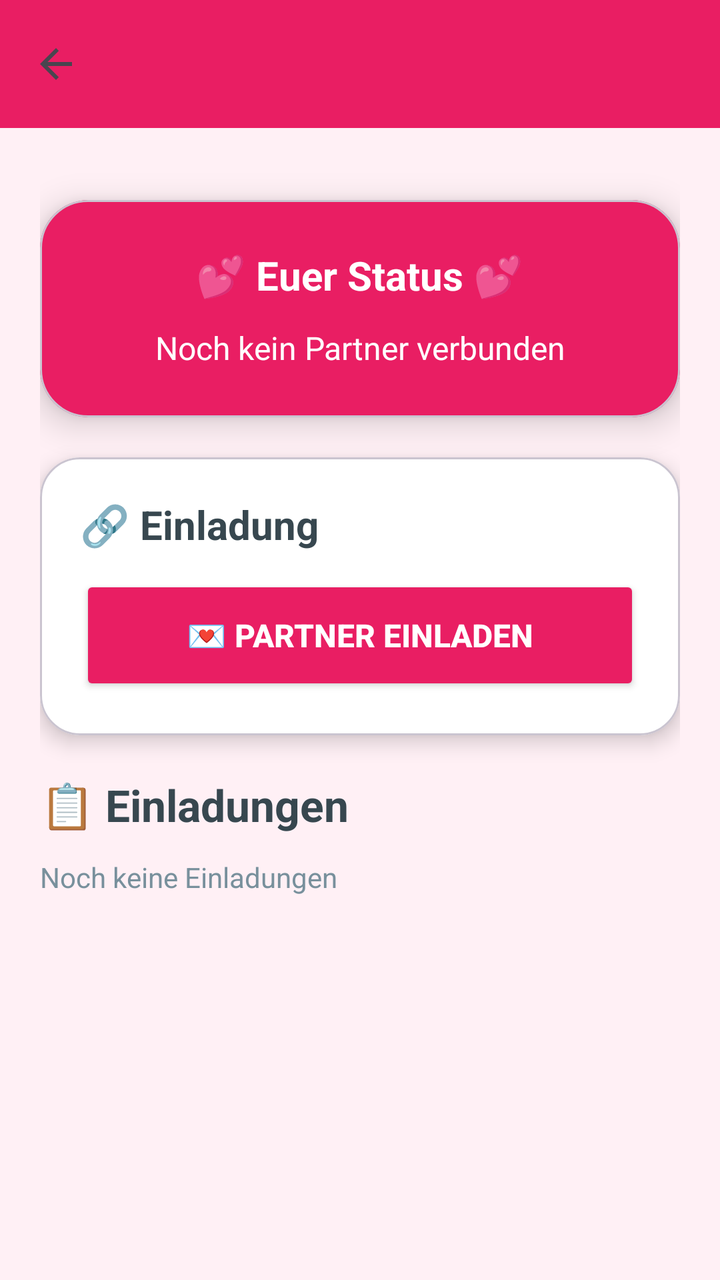
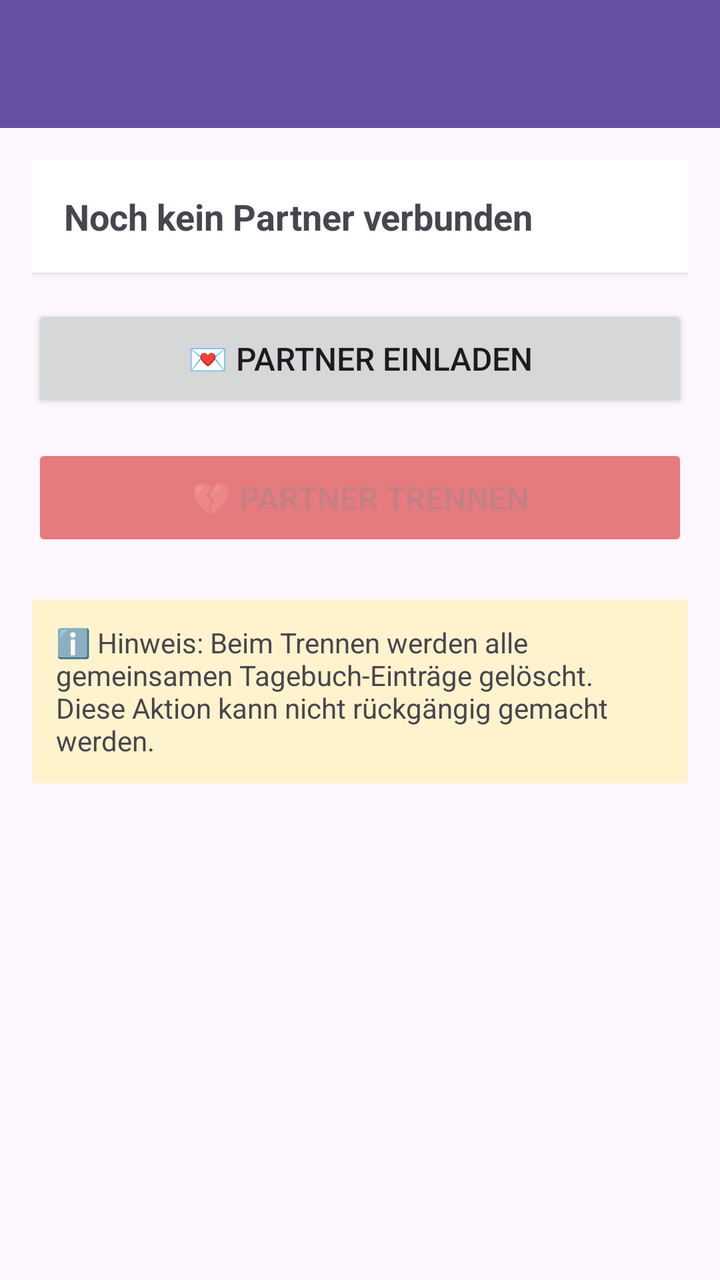

Before-and-after screenshots of an Android layout around one commit, followed by the original layout XML and the change that was made.
<!-- AndroidManifest.xml: application theme Theme.MeinTagebuch -->
<!-- res/layout/activity_partner.xml -->
<?xml version="1.0" encoding="utf-8"?>
<LinearLayout
    xmlns:android="http://schemas.android.com/apk/res/android"
    xmlns:app="http://schemas.android.com/apk/res-auto"
    android:layout_width="match_parent"
    android:layout_height="match_parent"
    android:orientation="vertical"
    android:background="@color/background">

    
    <androidx.appcompat.widget.Toolbar
        android:id="@+id/partnerToolbar"
        android:layout_width="match_parent"
        android:layout_height="?attr/actionBarSize"
        android:background="@color/primary"
        android:elevation="4dp"
        app:titleTextColor="@android:color/white"
        app:navigationIcon="?attr/homeAsUpIndicator"/>

    <ScrollView
        android:layout_width="match_parent"
        android:layout_height="match_parent">

        <LinearLayout
            android:layout_width="match_parent"
            android:layout_height="wrap_content"
            android:orientation="vertical"
            android:padding="20dp">

            
            <com.google.android.material.card.MaterialCardView
                android:layout_width="match_parent"
                android:layout_height="wrap_content"
                android:layout_marginBottom="20dp"
                android:layout_marginTop="16dp"
                app:cardCornerRadius="24dp"
                app:cardElevation="10dp"
                android:backgroundTint="@color/primary">

                <LinearLayout
                    android:layout_width="match_parent"
                    android:layout_height="wrap_content"
                    android:orientation="vertical"
                    android:padding="24dp"
                    android:gravity="center">

                    <TextView
                        android:layout_width="wrap_content"
                        android:layout_height="wrap_content"
                        android:text="@string/partner_status_header"
                        android:textSize="20sp"
                        android:textStyle="bold"
                        android:textColor="@android:color/white"
                        android:layout_marginBottom="12dp"/>

                    <TextView
                        android:id="@+id/partnerStatusText"
                        android:layout_width="wrap_content"
                        android:layout_height="wrap_content"
                        android:text="@string/partner_status_none"
                        android:textSize="16sp"
                        android:textColor="@android:color/white"
                        android:gravity="center"/>
                </LinearLayout>
            </com.google.android.material.card.MaterialCardView>

            
            <com.google.android.material.card.MaterialCardView
                android:layout_width="match_parent"
                android:layout_height="wrap_content"
                android:layout_marginBottom="20dp"
                app:cardCornerRadius="20dp"
                app:cardElevation="6dp"
                android:backgroundTint="@color/card_background">

                <LinearLayout
                    android:layout_width="match_parent"
                    android:layout_height="wrap_content"
                    android:orientation="vertical"
                    android:padding="20dp">

                    <TextView
                        android:layout_width="wrap_content"
                        android:layout_height="wrap_content"
                        android:text="@string/partner_invite_header"
                        android:textSize="20sp"
                        android:textStyle="bold"
                        android:textColor="@color/primary_text"
                        android:layout_marginBottom="12dp"/>

                    <Button
                        android:id="@+id/inviteButton"
                        android:layout_width="match_parent"
                        android:layout_height="60dp"
                        android:text="@string/partner_invite_button"
                        android:textSize="16sp"
                        android:textStyle="bold"
                        android:backgroundTint="@color/primary"
                        android:textColor="@android:color/white"
                        app:cornerRadius="16dp"/>
                </LinearLayout>
            </com.google.android.material.card.MaterialCardView>

            
            <TextView
                android:layout_width="wrap_content"
                android:layout_height="wrap_content"
                android:text="@string/partner_invites_header"
                android:textSize="22sp"
                android:textStyle="bold"
                android:textColor="@color/primary_text"
                android:layout_marginBottom="12dp"/>

            <TextView
                android:id="@+id/inviteListText"
                android:layout_width="match_parent"
                android:layout_height="wrap_content"
                android:text="@string/partner_invites_empty"
                android:textSize="14sp"
                android:textColor="@color/secondary_text"/>
        </LinearLayout>

    </ScrollView>

</LinearLayout>
<!-- resources referenced by this layout -->
<resources>
  <color name="background">#FFF0F5</color>
  <color name="card_background">#FFFFFF</color>
  <color name="primary">#E91E63</color>
  <color name="primary_text">#37474F</color>
  <color name="secondary_text">#78909C</color>
  <string name="partner_invite_button">💌 Partner einladen</string>
  <string name="partner_invite_header">🔗 Einladung</string>
  <string name="partner_invites_empty">Noch keine Einladungen</string>
  <string name="partner_invites_header">📋 Einladungen</string>
  <string name="partner_status_header">💕 Euer Status 💕</string>
  <string name="partner_status_none">Noch kein Partner verbunden</string>
  <style name="Theme.MeinTagebuch" parent="Base.Theme.MeinTagebuch" />
  <style name="Base.Theme.MeinTagebuch" parent="Theme.Material3.DayNight.NoActionBar">
          
          
      </style>
</resources>

<!-- the commit's change to res/layout/activity_partner.xml (unified diff, before → after) -->
@@ -1,125 +1,82 @@
 <?xml version="1.0" encoding="utf-8"?>
-<LinearLayout
+<androidx.coordinatorlayout.widget.CoordinatorLayout
     xmlns:android="http://schemas.android.com/apk/res/android"
     xmlns:app="http://schemas.android.com/apk/res-auto"
     android:layout_width="match_parent"
-    android:layout_height="match_parent"
-    android:orientation="vertical"
-    android:background="@color/background">
+    android:layout_height="match_parent">
 
-    
-    <androidx.appcompat.widget.Toolbar
-        android:id="@+id/partnerToolbar"
+    <com.google.android.material.appbar.AppBarLayout
         android:layout_width="match_parent"
-        android:layout_height="?attr/actionBarSize"
-        android:background="@color/primary"
-        android:elevation="4dp"
-        app:titleTextColor="@android:color/white"
-        app:navigationIcon="?attr/homeAsUpIndicator"/>
+        android:layout_height="wrap_content">
+
+        <androidx.appcompat.widget.Toolbar
+            android:id="@+id/partnerToolbar"
+            android:layout_width="match_parent"
+            android:layout_height="?attr/actionBarSize"
+            android:background="?attr/colorPrimary"
+            app:titleTextColor="@android:color/white"/>
+
+    </com.google.android.material.appbar.AppBarLayout>
 
     <ScrollView
         android:layout_width="match_parent"
-        android:layout_height="match_parent">
+        android:layout_height="match_parent"
+        app:layout_behavior="@string/appbar_scrolling_view_behavior"
+        android:padding="16dp">
 
         <LinearLayout
             android:layout_width="match_parent"
             android:layout_height="wrap_content"
-            android:orientation="vertical"
-            android:padding="20dp">
-
-            
-            <com.google.android.material.card.MaterialCardView
-                android:layout_width="match_parent"
-                android:layout_height="wrap_content"
-                android:layout_marginBottom="20dp"
-                android:layout_marginTop="16dp"
-                app:cardCornerRadius="24dp"
-                app:cardElevation="10dp"
-                android:backgroundTint="@color/primary">
-
-                <LinearLayout
-                    android:layout_width="match_parent"
-                    android:layout_height="wrap_content"
-                    android:orientation="vertical"
-                    android:padding="24dp"
-                    android:gravity="center">
-
-                    <TextView
-                        android:layout_width="wrap_content"
-                        android:layout_height="wrap_content"
-                        android:text="@string/partner_status_header"
-                        android:textSize="20sp"
-                        android:textStyle="bold"
-                        android:textColor="@android:color/white"
-                        android:layout_marginBottom="12dp"/>
-
-                    <TextView
-                        android:id="@+id/partnerStatusText"
-                        android:layout_width="wrap_content"
-                        android:layout_height="wrap_content"
-                        android:text="@string/partner_status_none"
-                        android:textSize="16sp"
-                        android:textColor="@android:color/white"
-                        android:gravity="center"/>
-                </LinearLayout>
-            </com.google.android.material.card.MaterialCardView>
-
-            
-            <com.google.android.material.card.MaterialCardView
-                android:layout_width="match_parent"
-                android:layout_height="wrap_content"
-                android:layout_marginBottom="20dp"
-                app:cardCornerRadius="20dp"
-                app:cardElevation="6dp"
-                android:backgroundTint="@color/card_background">
-
-                <LinearLayout
-                    android:layout_width="match_parent"
-                    android:layout_height="wrap_content"
-                    android:orientation="vertical"
-                    android:padding="20dp">
-
-                    <TextView
-                        android:layout_width="wrap_content"
-                        android:layout_height="wrap_content"
-                        android:text="@string/partner_invite_header"
-                        android:textSize="20sp"
-                        android:textStyle="bold"
-                        android:textColor="@color/primary_text"
-                        android:layout_marginBottom="12dp"/>
-
-                    <Button
-                        android:id="@+id/inviteButton"
-                        android:layout_width="match_parent"
-                        android:layout_height="60dp"
-                        android:text="@string/partner_invite_button"
-                        android:textSize="16sp"
-                        android:textStyle="bold"
-                        android:backgroundTint="@color/primary"
-                        android:textColor="@android:color/white"
-                        app:cornerRadius="16dp"/>
-                </LinearLayout>
-            </com.google.android.material.card.MaterialCardView>
+            android:orientation="vertical">
 
             
             <TextView
-                android:layout_width="wrap_content"
-                android:layout_height="wrap_content"
-                android:text="@string/partner_invites_header"
-                android:textSize="22sp"
-                android:textStyle="bold"
-                android:textColor="@color/primary_text"
-                android:layout_marginBottom="12dp"/>
-
-            <TextView
-                android:id="@+id/inviteListText"
+                android:id="@+id/partnerStatusText"
                 android:layout_width="match_parent"
                 android:layout_height="wrap_content"
-                android:text="@string/partner_invites_empty"
+                android:text="@string/partner_status_none"
+                android:textSize="18sp"
+                android:textStyle="bold"
+                android:padding="16dp"
+                android:background="@android:color/white"
+                android:elevation="2dp"
+                android:layout_marginBottom="16dp"/>
+
+            
+            <Button
+                android:id="@+id/inviteButton"
+                android:layout_width="match_parent"
+                android:layout_height="wrap_content"
+                android:text="@string/partner_invite_button"
+                android:textSize="16sp"
+                android:padding="16dp"
+                android:layout_marginBottom="16dp"/>
+
+            
+            <Button
+                android:id="@+id/disconnectPartnerButton"
+                android:layout_width="match_parent"
+                android:layout_height="wrap_content"
+                android:text="💔 Partner trennen"
+                android:textSize="16sp"
+                android:padding="16dp"
+                android:backgroundTint="@android:color/holo_red_dark"
+                android:layout_marginBottom="24dp"
+                android:enabled="false"
+                android:alpha="0.5"/>
+
+            
+            <TextView
+                android:layout_width="match_parent"
+                android:layout_height="wrap_content"
+                android:text="ℹ️ Hinweis: Beim Trennen werden alle gemeinsamen Tagebuch-Einträge gelöscht. Diese Aktion kann nicht rückgängig gemacht werden."
                 android:textSize="14sp"
-                android:textColor="@color/secondary_text"/>
+                android:padding="12dp"
+                android:background="#FFF3CD"
+                android:layout_marginBottom="16dp"/>
+
         </LinearLayout>
 
     </ScrollView>
 
-</LinearLayout>
+</androidx.coordinatorlayout.widget.CoordinatorLayout>
<!-- resource entries referenced after the edit -->
@@ -1,15 +1,6 @@
 <!-- resources referenced by this layout -->
 <resources>
-  <color name="background">#FFF0F5</color>
-  <color name="card_background">#FFFFFF</color>
-  <color name="primary">#E91E63</color>
-  <color name="primary_text">#37474F</color>
-  <color name="secondary_text">#78909C</color>
   <string name="partner_invite_button">💌 Partner einladen</string>
-  <string name="partner_invite_header">🔗 Einladung</string>
-  <string name="partner_invites_empty">Noch keine Einladungen</string>
-  <string name="partner_invites_header">📋 Einladungen</string>
-  <string name="partner_status_header">💕 Euer Status 💕</string>
   <string name="partner_status_none">Noch kein Partner verbunden</string>
   <style name="Theme.MeinTagebuch" parent="Base.Theme.MeinTagebuch" />
   <style name="Base.Theme.MeinTagebuch" parent="Theme.Material3.DayNight.NoActionBar">
